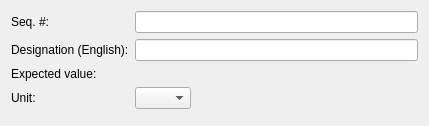
Old version of the form src/mdttools/mdttesttool/mdtTtTestModelItemEditor.ui in the repository scandyna/multidiagtools.
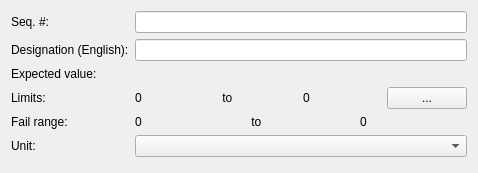
New version of the form. Custom widgets are drawn as their Qt base class.

Patch:
```diff
--- a/src/mdttools/mdttesttool/mdtTtTestModelItemEditor.ui
+++ b/src/mdttools/mdttesttool/mdtTtTestModelItemEditor.ui
@@ -6,17 +6,14 @@
    <rect>
     <x>0</x>
     <y>0</y>
-    <width>429</width>
-    <height>126</height>
+    <width>478</width>
+    <height>173</height>
    </rect>
   </property>
   <property name="windowTitle">
    <string>Form</string>
   </property>
   <layout class="QFormLayout" name="formLayout">
-   <property name="fieldGrowthPolicy">
-    <enum>QFormLayout::ExpandingFieldsGrow</enum>
-   </property>
    <item row="0" column="0">
     <widget class="QLabel" name="lbSequenceNumber">
      <property name="text">
@@ -27,24 +24,24 @@
    <item row="0" column="1">
     <widget class="QLineEdit" name="fld_SequenceNumber"/>
    </item>
-   <item row="2" column="0">
+   <item row="1" column="0">
     <widget class="QLabel" name="lbDesignationEN">
      <property name="text">
       <string>Designation (English):</string>
      </property>
     </widget>
    </item>
-   <item row="2" column="1">
+   <item row="1" column="1">
     <widget class="QLineEdit" name="fld_DesignationEN"/>
    </item>
-   <item row="3" column="0">
+   <item row="2" column="0">
     <widget class="QLabel" name="lbExpectedValue">
      <property name="text">
       <string>Expected value:</string>
      </property>
     </widget>
    </item>
-   <item row="3" column="1">
+   <item row="2" column="1">
     <widget class="mdtDoubleEdit" name="fld_ExpectedValue">
      <property name="maximumSize">
       <size>
@@ -54,14 +51,85 @@
      </property>
     </widget>
    </item>
+   <item row="3" column="0">
+    <widget class="QLabel" name="lbLimitValueRange">
+     <property name="text">
+      <string>Limits:</string>
+     </property>
+    </widget>
+   </item>
+   <item row="3" column="1">
+    <layout class="QHBoxLayout" name="horizontalLayout">
+     <item>
+      <widget class="QLabel" name="fld_LimitValueMin">
+       <property name="text">
+        <string>0</string>
+       </property>
+      </widget>
+     </item>
+     <item>
+      <widget class="QLabel" name="label">
+       <property name="text">
+        <string> to </string>
+       </property>
+      </widget>
+     </item>
+     <item>
+      <widget class="QLabel" name="fld_LimitValueMax">
+       <property name="text">
+        <string>0</string>
+       </property>
+      </widget>
+     </item>
+     <item>
+      <widget class="QPushButton" name="pbEditMinMax">
+       <property name="text">
+        <string>...</string>
+       </property>
+      </widget>
+     </item>
+    </layout>
+   </item>
    <item row="4" column="0">
+    <widget class="QLabel" name="lbFailValueRange">
+     <property name="text">
+      <string>Fail range:</string>
+     </property>
+    </widget>
+   </item>
+   <item row="4" column="1">
+    <layout class="QHBoxLayout" name="horizontalLayout_2">
+     <item>
+      <widget class="QLabel" name="fld_FailValueMin">
+       <property name="text">
+        <string>0</string>
+       </property>
+      </widget>
+     </item>
+     <item>
+      <widget class="QLabel" name="label_2">
+       <property name="text">
+        <string> to </string>
+       </property>
+      </widget>
+     </item>
+     <item>
+      <widget class="QLabel" name="fld_FailValueMax">
+       <property name="text">
+        <string>0</string>
+       </property>
+      </widget>
+     </item>
+    </layout>
+   </item>
+   <item row="5" column="0">
     <widget class="QLabel" name="lbValueUnit">
      <property name="text">
       <string>Unit:</string>
      </property>
     </widget>
    </item>
-   <item row="4" column="1">
+   <item row="5" column="1">
     <widget class="QComboBox" name="fld_ValueUnit">
      <item>
       <property name="text">
```
